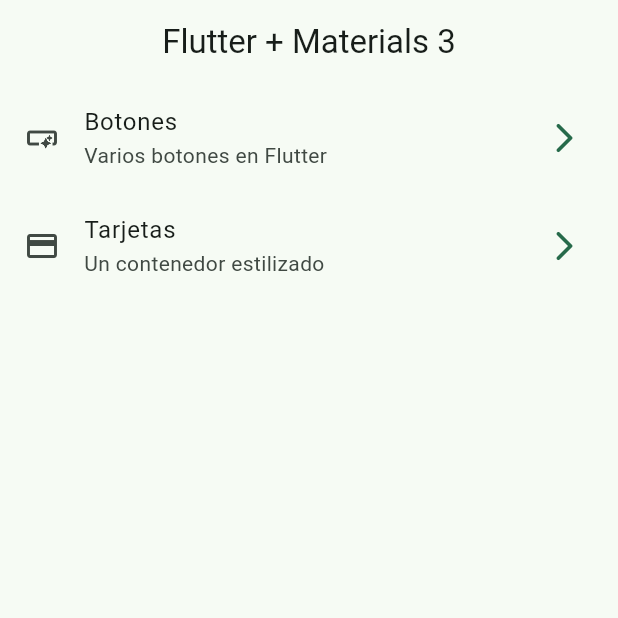
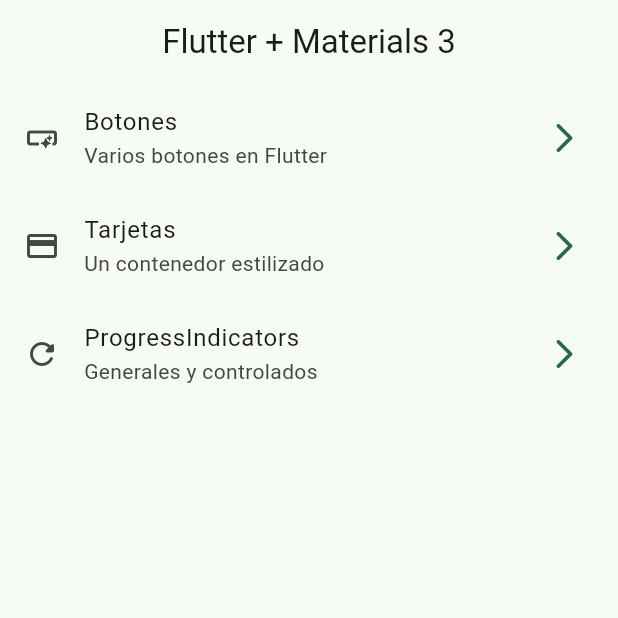
Before and after one commit to Alitheya-Hub/widgets_app, a Flutter app: the screen it shows after launch, on a phone screen of 412 x 824 dp, the top half of it. Run offline on Flutter 3.47's test engine with Material 3 defaults, Android fonts, the phone set to English and light mode, and no system bars; our stand-ins replace go_router.

Commit message:
progress indicator finished terminado

```diff
--- a/lib/config/menu/menu_items.dart
+++ b/lib/config/menu/menu_items.dart
@@ -26,6 +26,13 @@ MenuItem(
   title: 'Tarjetas',
   link: '/cards',
   subTitle: 'Un contenedor estilizado',
-  icon: Icons.credit_card)
+  icon: Icons.credit_card),
+
+
+MenuItem(
+  title: 'ProgressIndicators',
+  link: '/progress',
+  subTitle: 'Generales y controlados',
+  icon: Icons.refresh_rounded)
 
 ];
--- a/lib/config/router/app_router.dart
+++ b/lib/config/router/app_router.dart
@@ -9,17 +9,26 @@ final appRouter = GoRouter(
   routes: [
     GoRoute(
       path: '/',
+      name: HomeScreen.name,
       builder: (context, state) => HomeScreen(),
     ),
 
     GoRoute(
       path: '/buttons',
+      name: ButtonScreen.name,
       builder: (context, state) => ButtonScreen(),
     ),
 
     GoRoute(
       path: '/cards',
+      name: CardsScreen.name,
       builder: (context, state) => CardsScreen(),
+    ),
+
+    GoRoute(
+      path: '/progress',
+      name: ProgressScreen.name,
+      builder: (context, state) => ProgressScreen(),
     ),
   ],
 );
--- a/lib/presentations/screens/buttons/buttons_screen.dart
+++ b/lib/presentations/screens/buttons/buttons_screen.dart
@@ -2,6 +2,7 @@ import 'package:flutter/material.dart';
 import 'package:go_router/go_router.dart';
 
 class ButtonScreen extends StatelessWidget {
+  static const String name = 'Button_Screen';
   const ButtonScreen({super.key});
 
   @override
--- a/lib/presentations/screens/cards/cards_screen.dart
+++ b/lib/presentations/screens/cards/cards_screen.dart
@@ -10,6 +10,7 @@ const cards = <Map<String, dynamic>>[
 ];
 
 class CardsScreen extends StatelessWidget {
+  static const String name = 'Cards_Screen';
   const CardsScreen({super.key});
 
   @override
--- a/lib/presentations/screens/home/home_screen.dart
+++ b/lib/presentations/screens/home/home_screen.dart
@@ -3,6 +3,8 @@ import 'package:go_router/go_router.dart';
 import 'package:widgets_app/config/menu/menu_items.dart';
 
 class HomeScreen extends StatelessWidget {
+  static const String name = 'Home_Screen';
+
   const HomeScreen({super.key});
 
   @override
```
Also changed, not shown: lib/presentations/screens/progres/progress_screen.dart (+60 -1 lines).
